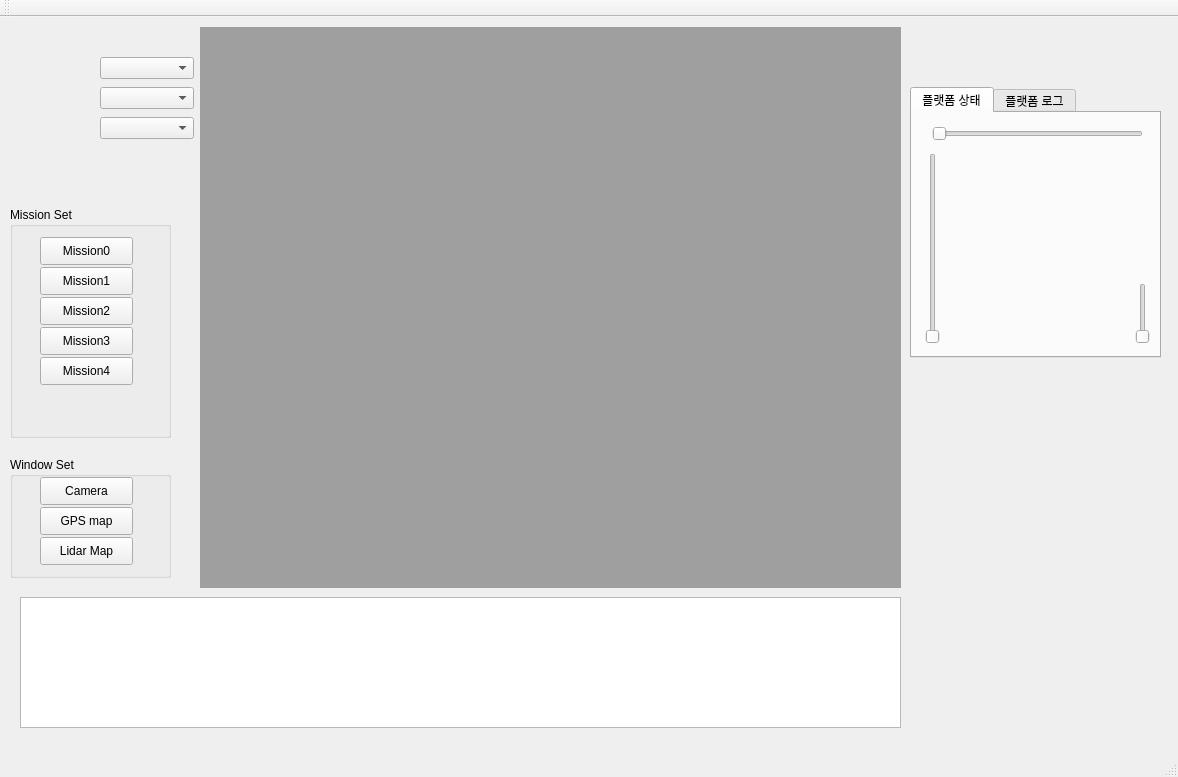
Before: the Qt Designer form selfDriving.ui in yibre/AutoDriving0526, drawn with Qt 5.
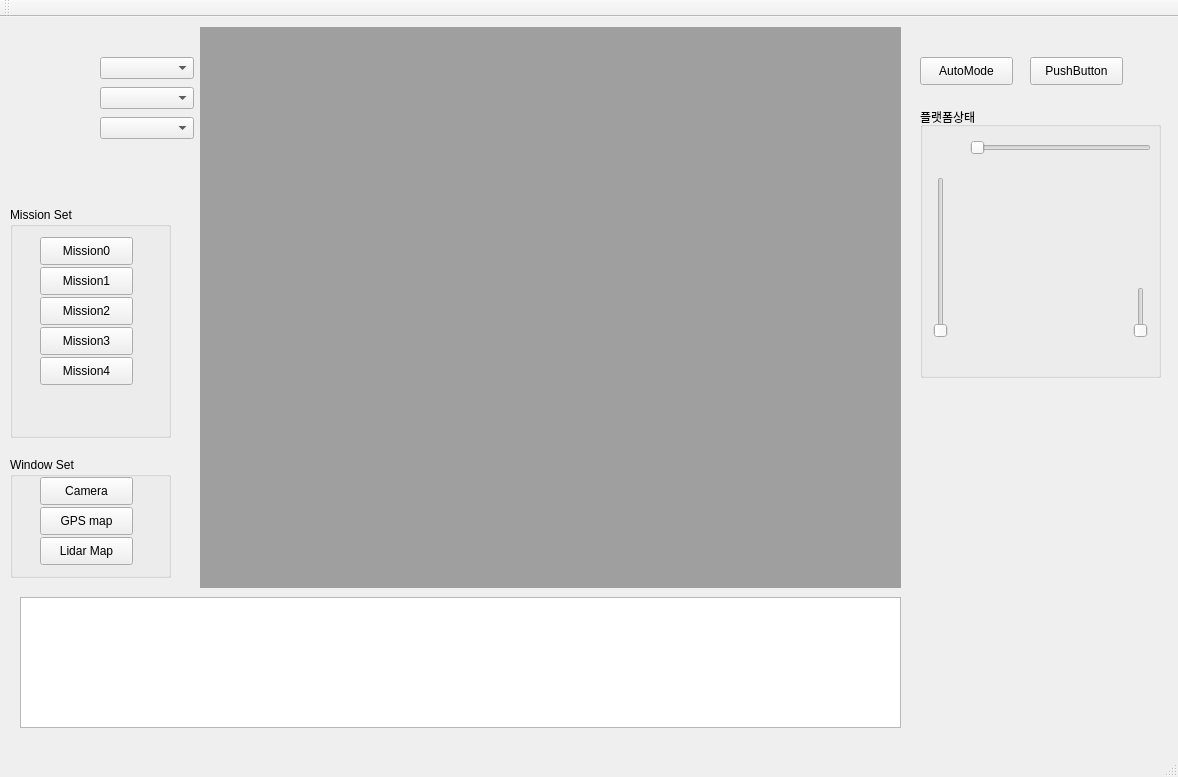
After: the same form once the commit is applied.

```diff
--- a/selfDriving.ui
+++ b/selfDriving.ui
@@ -14,68 +14,6 @@
    <string>selfDriving</string>
   </property>
   <widget class="QWidget" name="centralWidget">
-   <widget class="QTabWidget" name="tabWidget">
-    <property name="geometry">
-     <rect>
-      <x>910</x>
-      <y>70</y>
-      <width>251</width>
-      <height>271</height>
-     </rect>
-    </property>
-    <property name="currentIndex">
-     <number>0</number>
-    </property>
-    <widget class="QWidget" name="tab">
-     <attribute name="title">
-      <string>플랫폼 상태</string>
-     </attribute>
-     <widget class="QSlider" name="horizontalSlider">
-      <property name="geometry">
-       <rect>
-        <x>20</x>
-        <y>10</y>
-        <width>211</width>
-        <height>22</height>
-       </rect>
-      </property>
-      <property name="orientation">
-       <enum>Qt::Horizontal</enum>
-      </property>
-     </widget>
-     <widget class="QSlider" name="verticalSlider">
-      <property name="geometry">
-       <rect>
-        <x>10</x>
-        <y>40</y>
-        <width>22</width>
-        <height>191</height>
-       </rect>
-      </property>
-      <property name="orientation">
-       <enum>Qt::Vertical</enum>
-      </property>
-     </widget>
-     <widget class="QSlider" name="verticalSlider_2">
-      <property name="geometry">
-       <rect>
-        <x>220</x>
-        <y>170</y>
-        <width>22</width>
-        <height>61</height>
-       </rect>
-      </property>
-      <property name="orientation">
-       <enum>Qt::Vertical</enum>
-      </property>
-     </widget>
-    </widget>
-    <widget class="QWidget" name="tab_2">
-     <attribute name="title">
-      <string>플랫폼 로그</string>
-     </attribute>
-    </widget>
-   </widget>
    <widget class="QMdiArea" name="mdiArea">
     <property name="geometry">
      <rect>
@@ -259,6 +197,84 @@
      </rect>
     </property>
    </widget>
+   <widget class="QGroupBox" name="groupBox_3">
+    <property name="geometry">
+     <rect>
+      <x>920</x>
+      <y>90</y>
+      <width>241</width>
+      <height>271</height>
+     </rect>
+    </property>
+    <property name="title">
+     <string>플랫폼상태</string>
+    </property>
+    <widget class="QSlider" name="horizontalSlider">
+     <property name="geometry">
+      <rect>
+       <x>50</x>
+       <y>30</y>
+       <width>181</width>
+       <height>22</height>
+      </rect>
+     </property>
+     <property name="orientation">
+      <enum>Qt::Horizontal</enum>
+     </property>
+    </widget>
+    <widget class="QSlider" name="verticalSlider">
+     <property name="geometry">
+      <rect>
+       <x>10</x>
+       <y>70</y>
+       <width>22</width>
+       <height>161</height>
+      </rect>
+     </property>
+     <property name="orientation">
+      <enum>Qt::Vertical</enum>
+     </property>
+    </widget>
+    <widget class="QSlider" name="verticalSlider_2">
+     <property name="geometry">
+      <rect>
+       <x>210</x>
+       <y>180</y>
+       <width>22</width>
+       <height>51</height>
+      </rect>
+     </property>
+     <property name="orientation">
+      <enum>Qt::Vertical</enum>
+     </property>
+    </widget>
+   </widget>
+   <widget class="QPushButton" name="pushButton">
+    <property name="geometry">
+     <rect>
+      <x>920</x>
+      <y>40</y>
+      <width>93</width>
+      <height>28</height>
+     </rect>
+    </property>
+    <property name="text">
+     <string>AutoMode</string>
+    </property>
+   </widget>
+   <widget class="QPushButton" name="pushButton_2">
+    <property name="geometry">
+     <rect>
+      <x>1030</x>
+      <y>40</y>
+      <width>93</width>
+      <height>28</height>
+     </rect>
+    </property>
+    <property name="text">
+     <string>PushButton</string>
+    </property>
+   </widget>
   </widget>
   <widget class="QMenuBar" name="menuBar">
    <property name="geometry">
```
Left out of the diff: 2 changed lines with no effect on the pictures.
